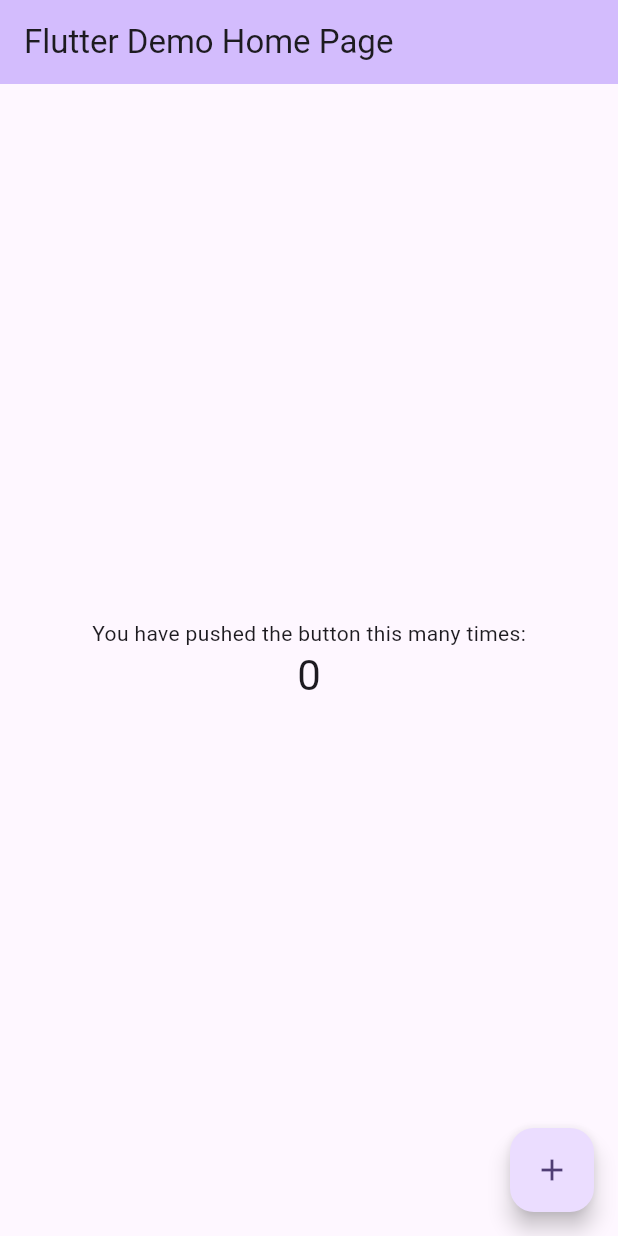
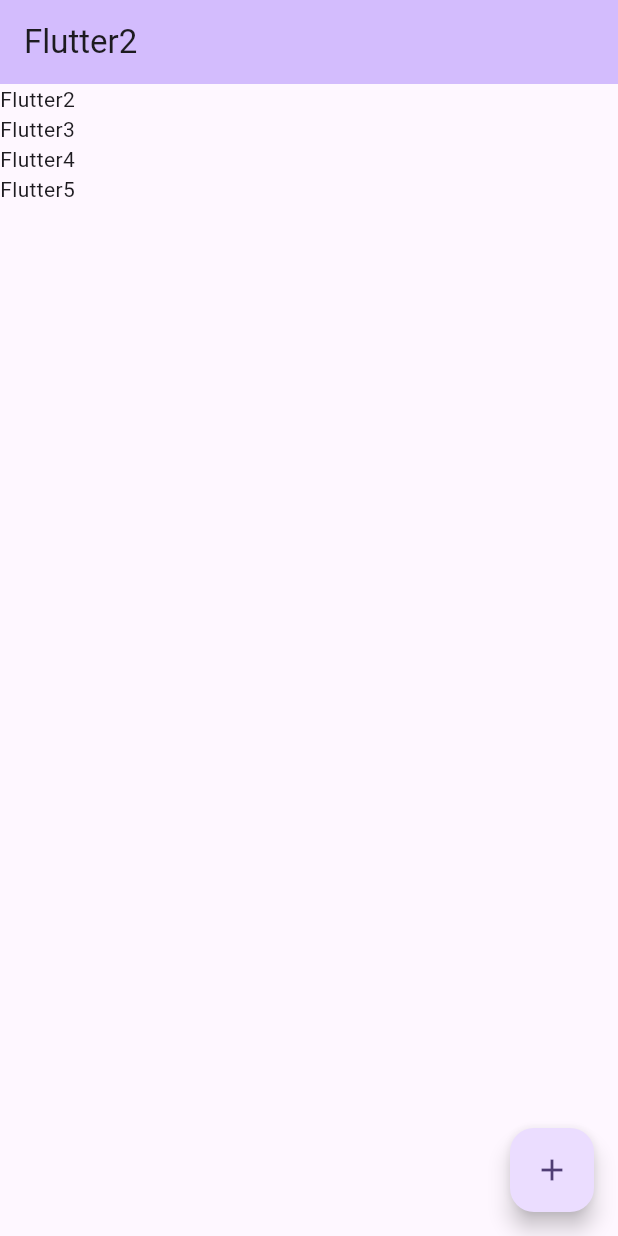
Before and after one commit to hibriiiiidge/practice__flutter-app, a Flutter app: the screen it shows after launch, on a phone screen of 412 x 824 dp. Run offline on Flutter 3.47's test engine with Material 2 defaults, Android fonts, the phone set to English and light mode, and no system bars.

Commit message:
Change body to ListView

```diff
--- a/lib/main.dart
+++ b/lib/main.dart
@@ -10,7 +10,7 @@ class MyApp extends StatelessWidget {
   @override
   Widget build(BuildContext context) {
     return MaterialApp(
-      title: 'Flutter Demo',
+      title: 'Flutter Demo2',
       theme: ThemeData(
         colorScheme: ColorScheme.fromSeed(seedColor: Colors.deepPurple),
         useMaterial3: true,
@@ -42,21 +42,15 @@ class _MyHomePageState extends State<MyHomePage> {
     return Scaffold(
       appBar: AppBar(
         backgroundColor: Theme.of(context).colorScheme.inversePrimary,
-        title: Text(widget.title),
+        title: const Text('Flutter2'),
       ),
-      body: Center(
-        child: Column(
-          mainAxisAlignment: MainAxisAlignment.center,
-          children: <Widget>[
-            const Text(
-              'You have pushed the button this many times:',
-            ),
-            Text(
-              '$_counter',
-              style: Theme.of(context).textTheme.headlineMedium,
-            ),
-          ],
-        ),
+      body: ListView(
+        children: const [
+          Text('Flutter2'),
+          Text('Flutter3'),
+          Text('Flutter4'),
+          Text('Flutter5'),
+        ]
       ),
       floatingActionButton: FloatingActionButton(
         onPressed: _incrementCounter,
```
Also changed, not shown: 29 other files.
